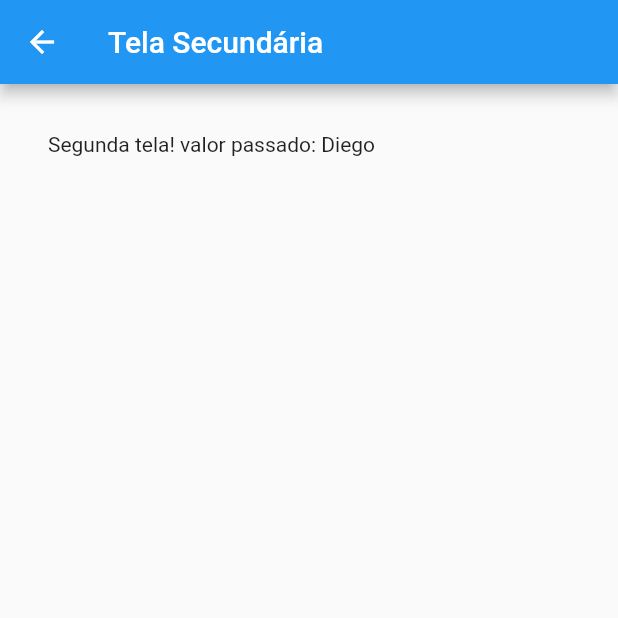
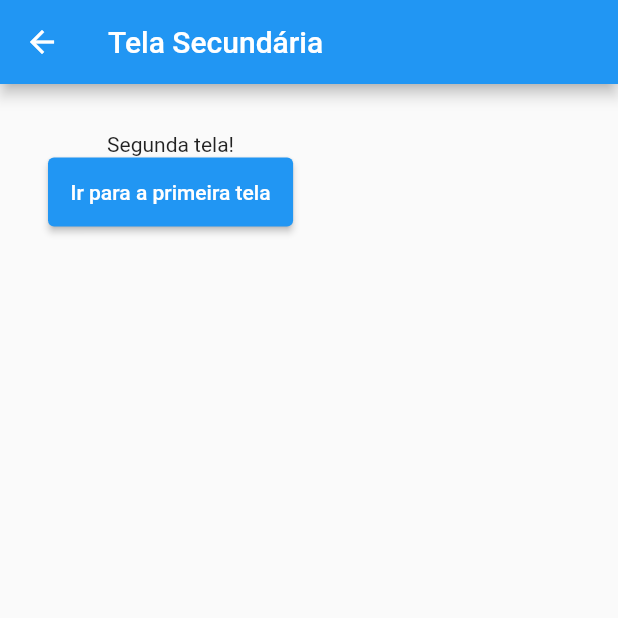
Before and after one commit to diegocleir/flutter_navegacao, a Flutter app: the screen it shows after launch, after a tap on "Ir para a segunda tela", on a phone screen of 412 x 824 dp, the top half of it. Run offline on Flutter 3.47's test engine with Material 2 defaults, Android fonts, the phone set to English and light mode, and no system bars.

Commit message:
rota nomeada

```diff
--- a/lib/TelaSecundaria.dart
+++ b/lib/TelaSecundaria.dart
@@ -22,7 +22,16 @@ class _TelaSecundariaState extends State<TelaSecundaria> {
         padding: EdgeInsets.all(32),
         child: Column(
           children: [
-            Text("Segunda tela! valor passado: ${widget.valor.toString()}"),
+            Text("Segunda tela!"),
+            ElevatedButton(
+              onPressed: (){
+                Navigator.pop(context, "/");
+              },
+              child: Text("Ir para a primeira tela"),
+              style: ElevatedButton.styleFrom(
+                  padding: EdgeInsets.all(15)
+              ),
+            )
           ],
         ),
       ),
--- a/lib/main.dart
+++ b/lib/main.dart
@@ -3,6 +3,10 @@ import 'package:navegacao/TelaSecundaria.dart';
 
 void main(){
   runApp(MaterialApp(
+    initialRoute: "/",
+    routes: {
+      "/secundaria" : (context) => TelaSecundaria(),
+    },
     home: TelaPrincipal(),
     debugShowCheckedModeBanner: false,
   ));
@@ -29,12 +33,7 @@ class _TelaPrincipalState extends State<TelaPrincipal> {
           children: [
             ElevatedButton(
                 onPressed: (){
-                  Navigator.push(
-                      context,
-                      MaterialPageRoute(
-                          builder: (context) => TelaSecundaria(valor: "Diego")
-                      )
-                  );
+                  Navigator.pushNamed(context, "/secundaria");
                 },
                 child: Text("Ir para a segunda tela"),
               style: ElevatedButton.styleFrom(
```
